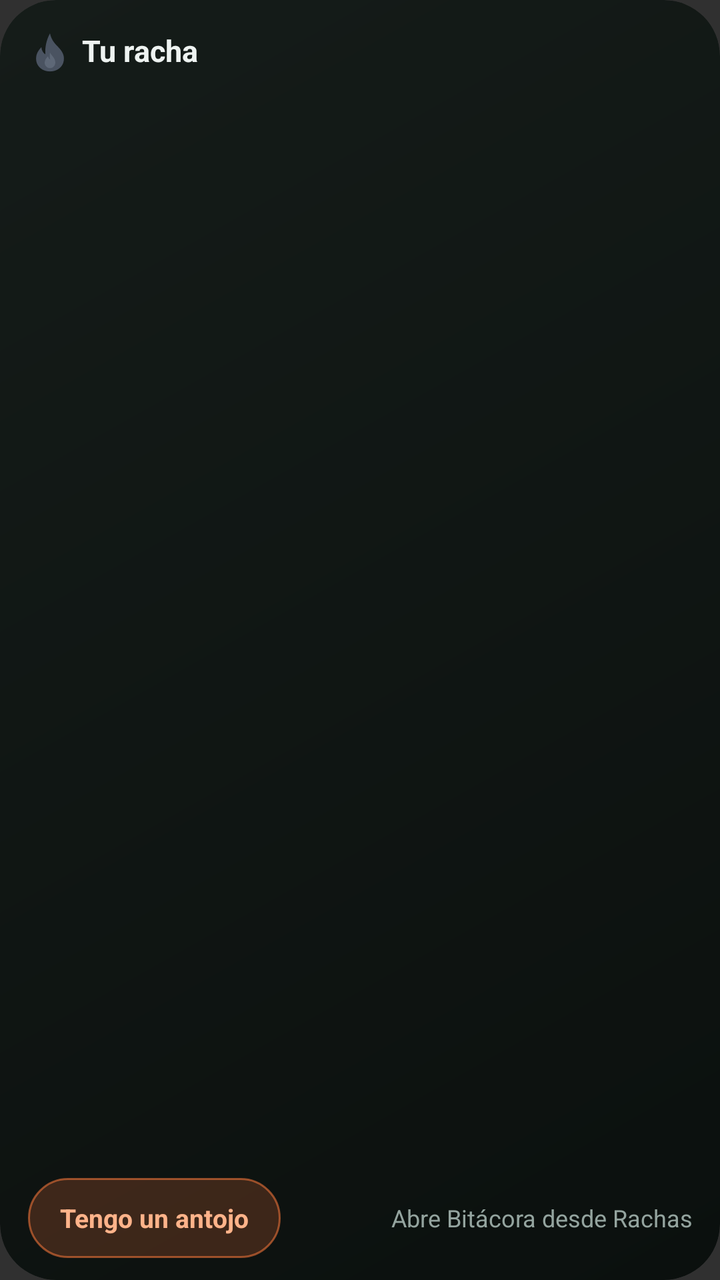
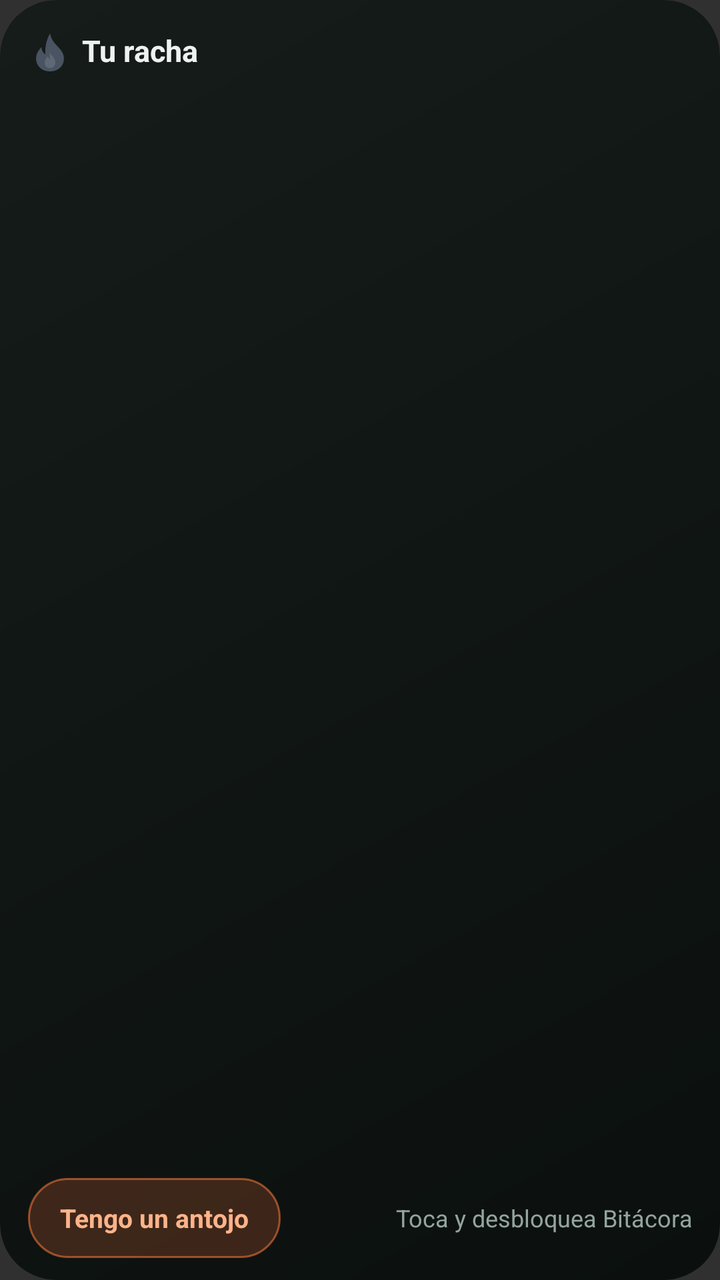

Before-and-after screenshots of an Android layout around one commit, followed by the original layout XML and the change that was made.
<!-- AndroidManifest.xml: application theme Theme.Rachas -->
<!-- res/layout/widget_bitacora.xml -->
<?xml version="1.0" encoding="utf-8"?>
<FrameLayout xmlns:android="http://schemas.android.com/apk/res/android"
    android:id="@android:id/background"
    android:layout_width="match_parent"
    android:layout_height="match_parent"
    android:background="@drawable/widget_bg_bitacora"
    android:clipToOutline="true">

    <ImageView
        android:id="@+id/glow"
        android:layout_width="match_parent"
        android:layout_height="match_parent"
        android:contentDescription="@null"
        android:scaleType="fitXY"
        android:src="@drawable/widget_glow"
        android:visibility="gone" />

    <LinearLayout
        android:layout_width="match_parent"
        android:layout_height="match_parent"
        android:orientation="vertical"
        android:paddingStart="14dp"
        android:paddingTop="11dp"
        android:paddingEnd="14dp"
        android:paddingBottom="11dp">

        <LinearLayout
            android:layout_width="match_parent"
            android:layout_height="30dp"
            android:gravity="center_vertical"
            android:orientation="horizontal">

            <ImageView
                android:id="@+id/flame"
                android:layout_width="22dp"
                android:layout_height="22dp"
                android:contentDescription="@null"
                android:src="@drawable/ic_flame_off" />

            <TextView
                android:id="@+id/streak"
                android:layout_width="wrap_content"
                android:layout_height="wrap_content"
                android:layout_marginStart="5dp"
                android:includeFontPadding="false"
                android:maxLines="1"
                android:text="Tu racha"
                android:textColor="#FFEEF3F1"
                android:textSize="15sp"
                android:textStyle="bold" />

            <TextView
                android:id="@+id/chip"
                android:layout_width="wrap_content"
                android:layout_height="wrap_content"
                android:layout_marginStart="7dp"
                android:background="@drawable/chip_oro"
                android:letterSpacing="0.06"
                android:paddingStart="6dp"
                android:paddingTop="2dp"
                android:paddingEnd="6dp"
                android:paddingBottom="2dp"
                android:text=""
                android:textSize="9.5sp"
                android:textStyle="bold"
                android:visibility="gone" />

            <TextView
                android:id="@+id/savings"
                android:layout_width="0dp"
                android:layout_height="wrap_content"
                android:layout_marginStart="10dp"
                android:layout_weight="1"
                android:ellipsize="end"
                android:maxLines="1"
                android:text=""
                android:textColor="#FF3BBFA7"
                android:textSize="12.5sp"
                android:textStyle="bold" />

            <TextView
                android:id="@+id/day"
                android:layout_width="wrap_content"
                android:layout_height="wrap_content"
                android:layout_marginStart="6dp"
                android:maxLines="1"
                android:text=""
                android:textColor="#FF94A49F"
                android:textSize="11.5sp" />
        </LinearLayout>

        <ImageView
            android:id="@+id/chart"
            android:layout_width="match_parent"
            android:layout_height="0dp"
            android:layout_marginTop="6dp"
            android:layout_weight="1"
            android:contentDescription="@null"
            android:scaleType="fitCenter" />

        <LinearLayout
            android:layout_width="match_parent"
            android:layout_height="wrap_content"
            android:layout_marginTop="6dp"
            android:gravity="center_vertical"
            android:orientation="horizontal">

            <TextView
                android:id="@+id/urge"
                android:layout_width="wrap_content"
                android:layout_height="40dp"
                android:background="@drawable/widget_btn_urge"
                android:gravity="center"
                android:paddingStart="16dp"
                android:paddingEnd="16dp"
                android:text="Tengo un antojo"
                android:textColor="#FFFFB38A"
                android:textSize="13sp"
                android:textStyle="bold" />

            <TextView
                android:id="@+id/line"
                android:layout_width="0dp"
                android:layout_height="wrap_content"
                android:layout_marginStart="10dp"
                android:layout_weight="1"
                android:ellipsize="end"
                android:gravity="end"
                android:maxLines="1"
                android:text="Abre Bitácora desde Rachas"
                android:textColor="#FF94A49F"
                android:textSize="12sp" />
        </LinearLayout>
    </LinearLayout>

    <ImageView
        android:id="@+id/outline"
        android:layout_width="match_parent"
        android:layout_height="match_parent"
        android:contentDescription="@null"
        android:scaleType="fitXY"
        android:src="@drawable/widget_outline"
        android:visibility="gone" />
</FrameLayout>
<!-- resources referenced by this layout -->
<resources>
  <!-- drawable chip_oro (drawable) -->
  <?xml version="1.0" encoding="utf-8"?>
  <shape xmlns:android="http://schemas.android.com/apk/res/android" android:shape="rectangle">
      <corners android:radius="6dp" />
      <solid android:color="#2EF5C542" />
  </shape>
  <!-- drawable ic_flame_off (drawable) -->
  <?xml version="1.0" encoding="utf-8"?>
  <vector xmlns:android="http://schemas.android.com/apk/res/android"
      android:width="24dp"
      android:height="24dp"
      android:viewportWidth="24"
      android:viewportHeight="24">
      <path
          android:fillColor="#FF4A5361"
          android:pathData="M12,1.8C12.6,4.9 14.2,7 16.1,8.9C18.2,11 19.6,13 19.6,15.6C19.6,19.7 16.3,22.6 12,22.6C7.7,22.6 4.4,19.7 4.4,15.6C4.4,13.1 5.6,11.1 7.3,9.4C7.5,11.3 8.3,12.6 9.5,13.3C9.1,9.6 10.1,5.2 12,1.8Z" />
      <path
          android:fillColor="#FF5E6877"
          android:pathData="M12,12.3C12.9,14.1 14.9,15.3 14.9,17.7C14.9,19.5 13.6,20.8 12,20.8C10.4,20.8 9.1,19.5 9.1,17.9C9.1,16.3 10.1,15.2 10.9,14.3C11.1,15.2 11.5,15.8 12.1,16.1C11.8,14.8 11.8,13.5 12,12.3Z" />
  </vector>
  <!-- drawable widget_bg_bitacora (drawable) -->
  <?xml version="1.0" encoding="utf-8"?>
  <shape xmlns:android="http://schemas.android.com/apk/res/android" android:shape="rectangle">
      <corners android:radius="@dimen/widget_radius" />
      <gradient android:angle="315" android:endColor="#FF0B100E" android:startColor="#FF151C19" />
  </shape>
  <!-- drawable widget_btn_urge (drawable) -->
  <?xml version="1.0" encoding="utf-8"?>
  <shape xmlns:android="http://schemas.android.com/apk/res/android" android:shape="rectangle">
      <corners android:radius="99dp" />
      <solid android:color="#33FF7A3D" />
      <stroke android:width="1dp" android:color="#8CFF7A3D" />
  </shape>
  <!-- drawable widget_glow (drawable) -->
  <?xml version="1.0" encoding="utf-8"?>
  <shape xmlns:android="http://schemas.android.com/apk/res/android" android:shape="rectangle">
      <corners android:radius="@dimen/widget_radius" />
      <gradient
          android:centerColor="#14FFFFFF"
          android:centerX="0.06"
          android:centerY="0.1"
          android:endColor="#00FFFFFF"
          android:gradientRadius="120%"
          android:startColor="#47FFFFFF"
          android:type="radial" />
  </shape>
  <!-- drawable widget_outline (drawable) -->
  <?xml version="1.0" encoding="utf-8"?>
  <shape xmlns:android="http://schemas.android.com/apk/res/android" android:shape="rectangle">
      <corners android:radius="@dimen/widget_radius" />
      
      <solid android:color="#00000000" />
      <stroke android:width="1.6dp" android:color="#E6FFFFFF" />
  </shape>
  <style name="Theme.Rachas" parent="android:Theme.Material.NoActionBar" />
  <dimen name="widget_radius">24dp</dimen>
</resources>

<!-- the commit's change to res/layout/widget_bitacora.xml (unified diff, before → after) -->
@@ -127,7 +127,7 @@
                 android:ellipsize="end"
                 android:gravity="end"
                 android:maxLines="1"
-                android:text="Abre Bitácora desde Rachas"
+                android:text="Toca y desbloquea Bitácora"
                 android:textColor="#FF94A49F"
                 android:textSize="12sp" />
         </LinearLayout>
